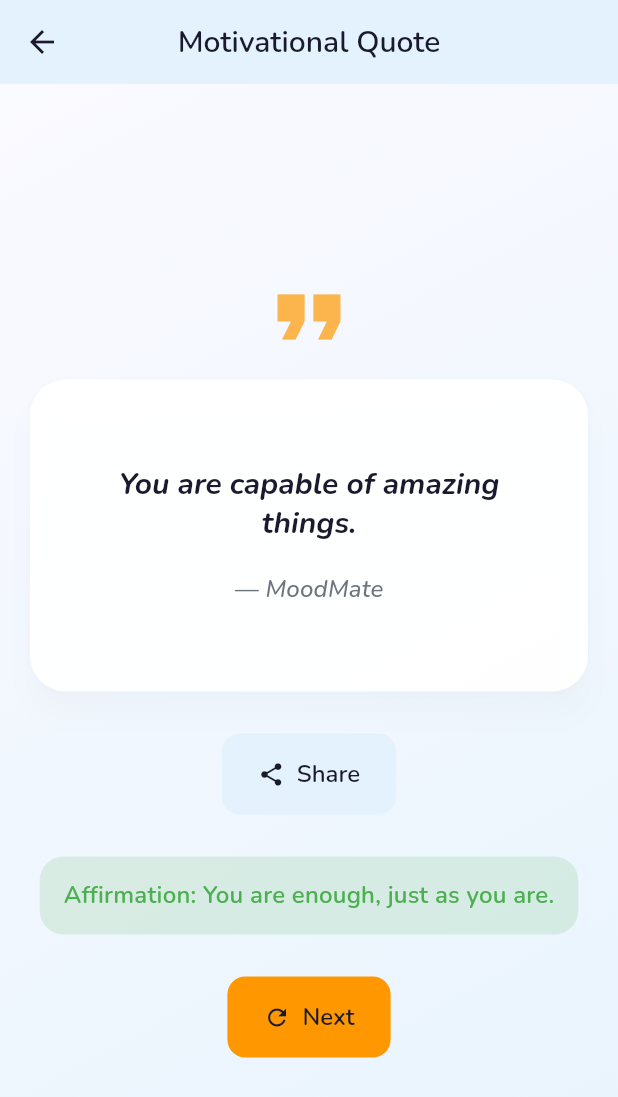
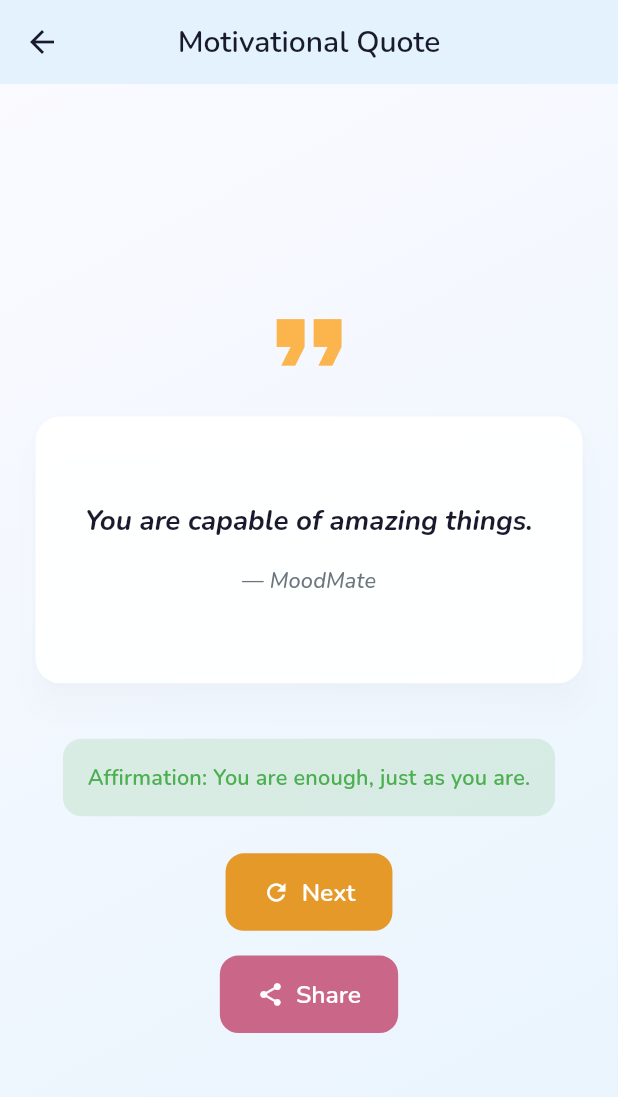
Before and after one commit to pamudipunsala/MoodMate, a Flutter app: the screen it shows after launch, after a tap on "Quote", on a phone screen of 412 x 824 dp. Shown: the top 1097 px of the screen. Run offline on Flutter 3.47's test engine with Material 3 defaults, Android fonts, the phone set to English and light mode, and no system bars; our stand-ins replace country_picker, equatable, flutter_bloc, google_fonts, share_plus, shared_preferences.

Commit message:
layout issues fixed

```diff
--- a/lib/presentation/pages/chat_screen.dart
+++ b/lib/presentation/pages/chat_screen.dart
@@ -84,8 +84,10 @@ class _SimpleChatScreenState extends State<SimpleChatScreen> {
 
   @override
   Widget build(BuildContext context) {
-    final width = MediaQuery.of(context).size.width;
-    final height = MediaQuery.of(context).size.height;
+    return LayoutBuilder(
+      builder: (context, constraints) {
+        final width = constraints.maxWidth;
+        final height = constraints.maxHeight;
         return Scaffold(
           appBar: AppBar(
             title: Text(
@@ -199,5 +201,7 @@ class _SimpleChatScreenState extends State<SimpleChatScreen> {
             ],
           ),
         );
+      },
+    );
   }
 }
--- a/lib/presentation/pages/emergency_screen.dart
+++ b/lib/presentation/pages/emergency_screen.dart
@@ -52,8 +52,10 @@ class _EmergencyScreenState extends State<EmergencyScreen> {
 
   @override
   Widget build(BuildContext context) {
-    final width = MediaQuery.of(context).size.width;
-    final height = MediaQuery.of(context).size.height;
+    return LayoutBuilder(
+      builder: (context, constraints) {
+        final width = constraints.maxWidth;
+        final height = constraints.maxHeight;
         return Scaffold(
           appBar: AppBar(
             title: Text(
@@ -83,6 +85,8 @@ class _EmergencyScreenState extends State<EmergencyScreen> {
                     ),
                   ),
           ),
+        );
+      },
     );
   }
 
--- a/lib/presentation/pages/home_screen.dart
+++ b/lib/presentation/pages/home_screen.dart
@@ -31,24 +31,30 @@ class _HomeScreenState extends State<HomeScreen> {
     return Scaffold(
       backgroundColor: AppConstants.backgroundColor,
       body: SafeArea(
-        child: SingleChildScrollView(
+        child: LayoutBuilder(
+          builder: (context, constraints) {
+            final w = constraints.maxWidth;
+            final h = constraints.maxHeight;
+            return SingleChildScrollView(
               padding: EdgeInsets.symmetric(
-            horizontal: width * 0.05,
-            vertical: height * 0.02,
+                horizontal: w * 0.05,
+                vertical: h * 0.02,
               ),
               child: Column(
                 crossAxisAlignment: CrossAxisAlignment.start,
                 children: [
-              _buildHeader(width),
-              SizedBox(height: height * 0.015),
+                  _buildHeader(w),
+                  SizedBox(height: h * 0.015),
                   _buildTodayMood(),
-              SizedBox(height: height * 0.015),
+                  SizedBox(height: h * 0.015),
                   _buildQuoteOfTheDay(),
-              SizedBox(height: height * 0.015),
-              _buildQuickActions(width, height),
-              SizedBox(height: height * 0.02), // Bottom padding
+                  SizedBox(height: h * 0.015),
+                  _buildQuickActions(w, h),
+                  SizedBox(height: h * 0.02), // Bottom padding
                 ],
               ),
+            );
+          },
         ),
       ),
     );
@@ -289,13 +295,10 @@ class _HomeScreenState extends State<HomeScreen> {
   }
 
   Widget _buildQuickActions(double width, double height) {
-    final isMobile = width < 600;
-    final crossAxisCount = isMobile ? 2 : 4;
-    final cardAspectRatio = isMobile ? 1.1 : 1.3;
     return Column(
       crossAxisAlignment: CrossAxisAlignment.start,
       children: [
-        SizedBox(height: height * 0.03), // Increased space above Quick Actions
+        SizedBox(height: height * 0.03),
         Text(
           'Quick Actions',
           style: Theme.of(context).textTheme.titleLarge?.copyWith(
@@ -308,10 +311,10 @@ class _HomeScreenState extends State<HomeScreen> {
         GridView.count(
           shrinkWrap: true,
           physics: const NeverScrollableScrollPhysics(),
-          crossAxisCount: crossAxisCount,
+          crossAxisCount: 2, // Always 2 columns
           crossAxisSpacing: width * 0.03,
           mainAxisSpacing: height * 0.015,
-          childAspectRatio: cardAspectRatio,
+          childAspectRatio: 1.1, // Adjust for squareness
           children: [
             _buildActionCard(
               icon: Icons.chat_bubble_outline,
@@ -323,6 +326,7 @@ class _HomeScreenState extends State<HomeScreen> {
                 MaterialPageRoute(builder: (context) => const SimpleChatScreen()),
               ),
               width: width,
+              height: height,
             ),
             _buildActionCard(
               icon: Icons.favorite_outline,
@@ -331,6 +335,7 @@ class _HomeScreenState extends State<HomeScreen> {
               color: AppConstants.accentColor,
               onTap: () => _navigateToEmergency(),
               width: width,
+              height: height,
             ),
             _buildActionCard(
               icon: Icons.emoji_emotions_outlined,
@@ -339,6 +344,7 @@ class _HomeScreenState extends State<HomeScreen> {
               color: AppConstants.secondaryColor,
               onTap: () => _navigateToMoodCheckin(),
               width: width,
+              height: height,
             ),
             _buildActionCard(
               icon: Icons.format_quote,
@@ -347,6 +353,7 @@ class _HomeScreenState extends State<HomeScreen> {
               color: AppConstants.warningColor,
               onTap: () => _showRandomQuote(),
               width: width,
+              height: height,
             ),
           ],
         ),
@@ -361,12 +368,14 @@ class _HomeScreenState extends State<HomeScreen> {
     required Color color,
     required VoidCallback onTap,
     required double width,
+    required double height,
   }) {
-    final isMobile = width < 600;
     return GestureDetector(
       onTap: onTap,
       child: Container(
-        padding: EdgeInsets.all(isMobile ? width * 0.02 : width * 0.03),
+        width: width,
+        height: height,
+        padding: EdgeInsets.all(width * 0.03),
         decoration: BoxDecoration(
           color: AppConstants.surfaceColor,
           borderRadius: BorderRadius.circular(AppConstants.borderRadiusL),
@@ -376,7 +385,7 @@ class _HomeScreenState extends State<HomeScreen> {
           mainAxisAlignment: MainAxisAlignment.center,
           children: [
             Container(
-              padding: EdgeInsets.all(isMobile ? width * 0.015 : width * 0.025),
+              padding: EdgeInsets.all(width * 0.025),
               decoration: BoxDecoration(
                 color: color.withOpacity(0.2),
                 borderRadius: BorderRadius.circular(AppConstants.borderRadiusM),
@@ -384,16 +393,16 @@ class _HomeScreenState extends State<HomeScreen> {
               child: Icon(
                 icon,
                 color: color,
-                size: isMobile ? width * 0.06 : width * 0.07,
+                size: width * 0.07,
               ),
             ),
-            SizedBox(height: isMobile ? width * 0.01 : width * 0.02),
+            SizedBox(height: width * 0.02),
             Text(
               title,
               style: Theme.of(context).textTheme.titleMedium?.copyWith(
                 color: AppConstants.textPrimaryColor,
                 fontWeight: FontWeight.w600,
-                fontSize: isMobile ? width * 0.035 : width * 0.045,
+                fontSize: width * 0.045,
               ),
               textAlign: TextAlign.center,
             ),
@@ -401,7 +410,7 @@ class _HomeScreenState extends State<HomeScreen> {
               subtitle,
               style: Theme.of(context).textTheme.bodySmall?.copyWith(
                 color: AppConstants.textSecondaryColor,
-                fontSize: isMobile ? width * 0.025 : width * 0.035,
+                fontSize: width * 0.035,
               ),
               textAlign: TextAlign.center,
             ),
--- a/lib/presentation/pages/mood_checkin_screen.dart
+++ b/lib/presentation/pages/mood_checkin_screen.dart
@@ -36,8 +36,10 @@ class _MoodCheckinScreenState extends State<MoodCheckinScreen> {
 
   @override
   Widget build(BuildContext context) {
-    final width = MediaQuery.of(context).size.width;
-    final height = MediaQuery.of(context).size.height;
+    return LayoutBuilder(
+      builder: (context, constraints) {
+        final width = constraints.maxWidth;
+        final height = constraints.maxHeight;
         return Scaffold(
           appBar: AppBar(
             title: Text(
@@ -66,19 +68,12 @@ class _MoodCheckinScreenState extends State<MoodCheckinScreen> {
                   child: Column(
                     crossAxisAlignment: CrossAxisAlignment.start,
                     children: [
-                  // Always show mood selector
                       _buildMoodSelector(width, height),
                       SizedBox(height: height * 0.02),
-
-                  // Always show note input
                       _buildNoteInput(width, height),
                       SizedBox(height: height * 0.02),
-
-                  // Always show save button
                       _buildSaveButton(width, height),
                       SizedBox(height: height * 0.02),
-
-                  // Show mood history based on state
                       _buildMoodHistory(state, width, height),
                     ],
                   ),
@@ -86,6 +81,8 @@ class _MoodCheckinScreenState extends State<MoodCheckinScreen> {
               },
             ),
           ),
+        );
+      },
     );
   }
 
--- a/lib/presentation/pages/quote_screen.dart
+++ b/lib/presentation/pages/quote_screen.dart
@@ -90,6 +90,10 @@ class _QuoteScreenState extends State<QuoteScreen> {
 
   @override
   Widget build(BuildContext context) {
+    return LayoutBuilder(
+      builder: (context, constraints) {
+        final width = constraints.maxWidth;
+        final height = constraints.maxHeight;
         return Scaffold(
           appBar: AppBar(
             title: const Text('Motivational Quote'),
@@ -109,20 +113,20 @@ class _QuoteScreenState extends State<QuoteScreen> {
             ),
             child: Center(
               child: Padding(
-            padding: const EdgeInsets.all(16.0),
+                padding: EdgeInsets.all(width * 0.04),
                 child: Column(
                   mainAxisAlignment: MainAxisAlignment.center,
                   children: [
-                Icon(Icons.format_quote, size: 72, color: AppConstants.warningColor.withOpacity(0.7)),
-                const SizedBox(height: 2), // Reduced top space
+                    Icon(Icons.format_quote, size: width * 0.18, color: AppConstants.warningColor.withOpacity(0.7)),
+                    SizedBox(height: height * 0.01),
                     Card(
                       elevation: 8,
                       shape: RoundedRectangleBorder(
-                    borderRadius: BorderRadius.circular(AppConstants.borderRadiusXL),
+                        borderRadius: BorderRadius.circular(width * 0.04),
                       ),
                       color: Colors.white.withOpacity(0.97),
                       child: Padding(
-                    padding: const EdgeInsets.symmetric(horizontal: 32, vertical: 56),
+                        padding: EdgeInsets.symmetric(horizontal: width * 0.08, vertical: height * 0.07),
                         child: Column(
                           children: [
                             Text(
@@ -132,65 +136,70 @@ class _QuoteScreenState extends State<QuoteScreen> {
                                 fontWeight: FontWeight.bold,
                                 fontStyle: FontStyle.italic,
                                 height: 1.3,
+                                fontSize: width * 0.045,
                               ),
                               textAlign: TextAlign.center,
                             ),
-                        const SizedBox(height: 20),
+                            SizedBox(height: height * 0.02),
                             Text(
                               "— MoodMate",
                               style: Theme.of(context).textTheme.titleMedium?.copyWith(
                                 color: AppConstants.textSecondaryColor,
                                 fontStyle: FontStyle.italic,
+                                fontSize: width * 0.035,
                               ),
                             ),
                           ],
                         ),
                       ),
                     ),
-                const SizedBox(height: 24),
-                ElevatedButton.icon(
-                  style: ElevatedButton.styleFrom(
-                    backgroundColor: AppConstants.primaryColor,
-                    foregroundColor: AppConstants.textPrimaryColor,
-                    shape: RoundedRectangleBorder(
-                      borderRadius: BorderRadius.circular(AppConstants.borderRadiusM),
-                    ),
-                  ),
-                  onPressed: () {
-                    Share.share('"$_currentQuote" — MoodMate');
-                  },
-                  icon: const Icon(Icons.share),
-                  label: const Text('Share'),
-                ),
-                const SizedBox(height: 28),
+                    SizedBox(height: height * 0.04),
                     // Daily affirmation
                     Container(
-                  padding: const EdgeInsets.symmetric(horizontal: 16, vertical: 14),
+                      padding: EdgeInsets.symmetric(horizontal: width * 0.04, vertical: height * 0.018),
                       decoration: BoxDecoration(
                         color: AppConstants.successColor.withOpacity(0.15),
-                    borderRadius: BorderRadius.circular(AppConstants.borderRadiusL),
+                        borderRadius: BorderRadius.circular(width * 0.03),
                       ),
                       child: Text(
                         "Affirmation: You are enough, just as you are.",
                         style: Theme.of(context).textTheme.titleMedium?.copyWith(
                           color: AppConstants.successColor,
                           fontWeight: FontWeight.w600,
+                          fontSize: width * 0.035,
                         ),
                         textAlign: TextAlign.center,
                       ),
                     ),
-                const SizedBox(height: 28),
+                    SizedBox(height: height * 0.03),
                     ElevatedButton.icon(
                       style: ElevatedButton.styleFrom(
-                    backgroundColor: AppConstants.warningColor,
-                    foregroundColor: AppConstants.textPrimaryColor,
+                        backgroundColor: const Color.fromARGB(255, 228, 153, 41),
+                        foregroundColor: Colors.white,
                         shape: RoundedRectangleBorder(
-                      borderRadius: BorderRadius.circular(AppConstants.borderRadiusM),
+                          borderRadius: BorderRadius.circular(width * 0.03),
                         ),
+                        padding: EdgeInsets.symmetric(horizontal: width * 0.06, vertical: height * 0.018),
                       ),
                       onPressed: _nextQuote,
                       icon: const Icon(Icons.refresh),
-                  label: const Text('Next'),
+                      label: Text('Next', style: TextStyle(fontSize: width * 0.04)),
+                    ),
+                    SizedBox(height: height * 0.02),
+                    ElevatedButton.icon(
+                      style: ElevatedButton.styleFrom(
+                        backgroundColor: const Color.fromARGB(255, 202, 102, 135),
+                        foregroundColor: Colors.white,
+                        shape: RoundedRectangleBorder(
+                          borderRadius: BorderRadius.circular(width * 0.03),
+                        ),
+                        padding: EdgeInsets.symmetric(horizontal: width * 0.06, vertical: height * 0.018),
+                      ),
+                      onPressed: () {
+                        Share.share('"$_currentQuote" — MoodMate');
+                      },
+                      icon: const Icon(Icons.share),
+                      label: Text('Share', style: TextStyle(fontSize: width * 0.04)),
                     ),
                   ],
                 ),
@@ -198,5 +207,7 @@ class _QuoteScreenState extends State<QuoteScreen> {
             ),
           ),
         );
+      },
+    );
   }
 }
```
Lines whose indentation alone changed are shown as unchanged.
